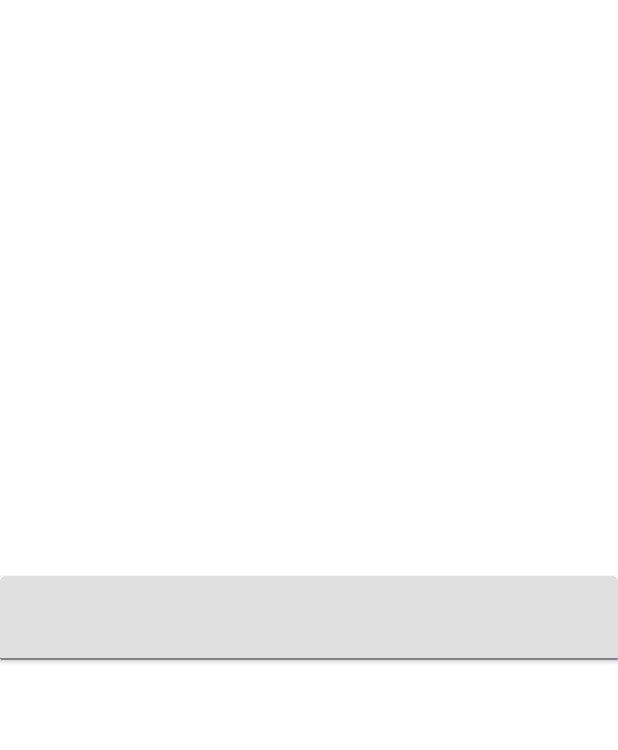
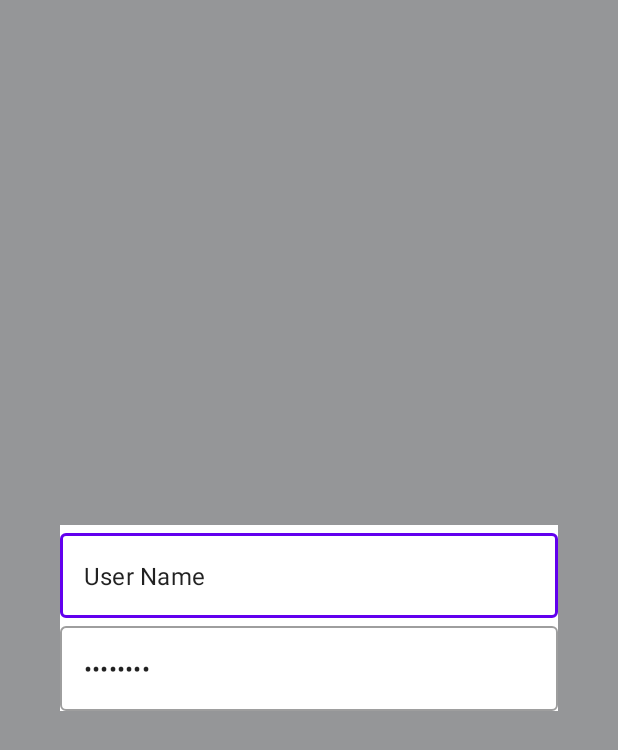
Before and after one commit to ColinBeuttler/DragonChronicles, an Android app: the layout log_in_fragment_layout.xml on its own in the app's theme, with its tools: preview values and no code run, on a phone screen of 412 x 824 dp. Shown: the top 750 px of the screen. Run offline under Robolectric (Android 15) with nearby library versions, the phone set to English and light mode, and no system bars.

```diff
--- a/app/src/main/java/com/colinbeuttler/dragonchronicles/GameActivity.java
+++ b/app/src/main/java/com/colinbeuttler/dragonchronicles/GameActivity.java
@@ -14,6 +14,7 @@ public class GameActivity extends AppCompatActivity {
     protected void onCreate(Bundle savedInstanceState) {
         super.onCreate(savedInstanceState);
         setContentView(R.layout.game_activity_background);
+        loadDialog();
 
     }
 
--- a/app/src/main/java/com/colinbeuttler/dragonchronicles/LoginInFragment.java
+++ b/app/src/main/java/com/colinbeuttler/dragonchronicles/LoginInFragment.java
@@ -19,13 +19,13 @@ public class LoginInFragment extends Fragment {
     @Nullable
     @Override
     public View onCreateView(@NonNull LayoutInflater inflater, @Nullable ViewGroup container, @Nullable Bundle savedInstanceState) {
-        return super.onCreateView(inflater, container, savedInstanceState);
+        return inflater.inflate(R.layout.log_in_fragment_layout, null);
     }
 
     @Override
     public void onViewCreated(@NonNull View view, @Nullable Bundle savedInstanceState) {
         super.onViewCreated(view, savedInstanceState);
-        userName.findViewById(R.id.user_name_text_input);
-        userPassword.findViewById(R.id.user_password_text_input);
+//        userName.findViewById(R.id.user_name_text_input);
+//        userPassword.findViewById(R.id.user_password_text_input);
     }
 }
--- a/app/src/main/res/layout/dialog_fragment.xml
+++ b/app/src/main/res/layout/dialog_fragment.xml
@@ -7,7 +7,6 @@
     android:orientation="vertical">
 
     <TextView
-        android:visibility="gone"
         android:id="@+id/title_screen_background_view"
         android:background="@color/black"
         android:layout_width="match_parent"
@@ -26,7 +25,6 @@
         android:layout_height="wrap_content"
         android:layout_marginTop="400dp"
         android:textColor="@color/silver"
-        android:text="@string/touch_to_start"
         android:textSize="22sp"
         android:layout_marginBottom="30dp"/>
 
--- a/app/src/main/res/layout/log_in_fragment_layout.xml
+++ b/app/src/main/res/layout/log_in_fragment_layout.xml
@@ -1,44 +1,57 @@
 <?xml version="1.0" encoding="utf-8"?>
-<androidx.constraintlayout.widget.ConstraintLayout xmlns:android="http://schemas.android.com/apk/res/android"
+
+<LinearLayout xmlns:android="http://schemas.android.com/apk/res/android"
     android:layout_width="match_parent"
     android:layout_height="match_parent"
-    xmlns:app="http://schemas.android.com/apk/res-auto">
+    xmlns:app="http://schemas.android.com/apk/res-auto"
+    android:background="@color/charcoal">
 
-    <androidx.cardview.widget.CardView
+    <androidx.constraintlayout.widget.ConstraintLayout
+        android:layout_marginHorizontal="40dp"
         android:layout_width="match_parent"
         android:layout_height="wrap_content"
-        app:layout_constraintStart_toStartOf="parent"
-        app:layout_constraintEnd_toEndOf="parent"
-        app:layout_constraintTop_toTopOf="parent"
-        app:layout_constraintBottom_toBottomOf="parent"
-        android:background="@color/charcoal">
+        android:layout_gravity="center"
+        android:background="@color/white">
+
 
         <com.google.android.material.textfield.TextInputLayout
+            style="@style/Widget.MaterialComponents.TextInputLayout.OutlinedBox"
+            android:id="@+id/user_name_layout"
             android:layout_width="match_parent"
             android:layout_height="wrap_content"
-            android:tooltipText="UserName">
+            app:layout_constraintStart_toStartOf="parent"
+            app:layout_constraintEnd_toEndOf="parent"
+            app:layout_constraintTop_toTopOf="parent"
+            app:layout_constraintBottom_toTopOf="@id/user_password_layout">
 
             <com.google.android.material.textfield.TextInputEditText
                 android:id="@+id/user_name_text_input"
                 android:layout_width="match_parent"
-                android:layout_height="wrap_content"/>
+                android:layout_height="wrap_content"
+                android:text="@string/user_name"
+                android:inputType="textPersonName"/>
 
         </com.google.android.material.textfield.TextInputLayout>
 
         <com.google.android.material.textfield.TextInputLayout
+            style="@style/Widget.MaterialComponents.TextInputLayout.OutlinedBox"
+            android:id="@+id/user_password_layout"
             android:layout_width="match_parent"
             android:layout_height="wrap_content"
-            android:tooltipText="Password">
+            app:layout_constraintStart_toStartOf="parent"
+            app:layout_constraintEnd_toEndOf="parent"
+            app:layout_constraintTop_toBottomOf="@id/user_name_layout"
+            app:layout_constraintBottom_toBottomOf="parent">
 
             <com.google.android.material.textfield.TextInputEditText
                 android:id="@+id/user_password_text_input"
                 android:layout_width="match_parent"
-                android:layout_height="wrap_content"/>
+                android:layout_height="wrap_content"
+                android:text="@string/password"
+                android:inputType="textPassword"/>
 
         </com.google.android.material.textfield.TextInputLayout>
 
-    </androidx.cardview.widget.CardView>
+    </androidx.constraintlayout.widget.ConstraintLayout>
 
-
-
-</androidx.constraintlayout.widget.ConstraintLayout>
+</LinearLayout>
--- a/app/src/main/res/values/strings.xml
+++ b/app/src/main/res/values/strings.xml
@@ -5,4 +5,6 @@
     <string name="touch_to_start">Touch to Start</string>
     <string name="welcome_to_dragon_flight">Welcome to Dragon Flight</string>
     <string name="chapter_1_an_egg_and_a_stranger">Chapter 1: An Egg and a Stranger.....</string>
+    <string name="password">password</string>
+    <string name="user_name">User Name</string>
 </resources>
```
Also changed, not shown: app/src/main/java/com/colinbeuttler/dragonchronicles/MainActivity.java (+22 -0 lines), app/src/main/res/layout/activity_main.xml (+29 -5 lines).
